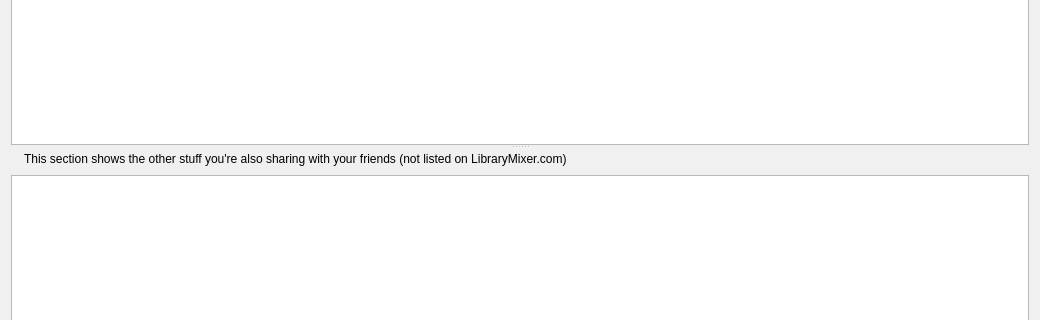
This is MixologistGui/gui/LibraryDialog.ui in rebeccaskinner/The-Mixologist as Qt 5 draws it before an edit; both pictures show x 0 to 1040 and y 306 to 626 of the 1040 by 865 pixel window. The edited form follows.
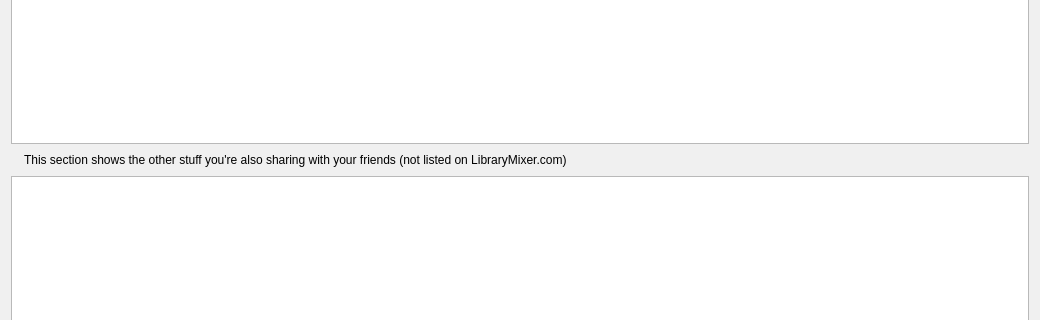
This is the edited form. Icons and pictures are not drawn.

Commit message: Improvement: Merged off-LibraryMixer setting into advanced setting

What changed in the file:
```diff
--- a/MixologistGui/gui/LibraryDialog.ui
+++ b/MixologistGui/gui/LibraryDialog.ui
@@ -588,14 +588,6 @@
     </layout>
    </item>
    <item>
-    <widget class="QSplitter" name="splitter">
-     <property name="orientation">
-      <enum>Qt::Vertical</enum>
-     </property>
-     <property name="childrenCollapsible">
-      <bool>false</bool>
-     </property>
-     <widget class="QWidget" name="">
       <layout class="QVBoxLayout" name="libraryLayout">
        <item>
         <layout class="QHBoxLayout" name="libraryHeaderLayout">
@@ -657,8 +649,8 @@
         </widget>
        </item>
       </layout>
-     </widget>
-     <widget class="QWidget" name="">
+   </item>
+   <item>
       <layout class="QVBoxLayout" name="offLMLayout">
        <item>
         <layout class="QHBoxLayout" name="offLMHeaderLayout">
@@ -723,8 +715,6 @@
         </widget>
        </item>
       </layout>
-     </widget>
-    </widget>
    </item>
   </layout>
  </widget>
```
Lines whose indentation alone changed are shown as unchanged. The commit also changes 13 other files.
